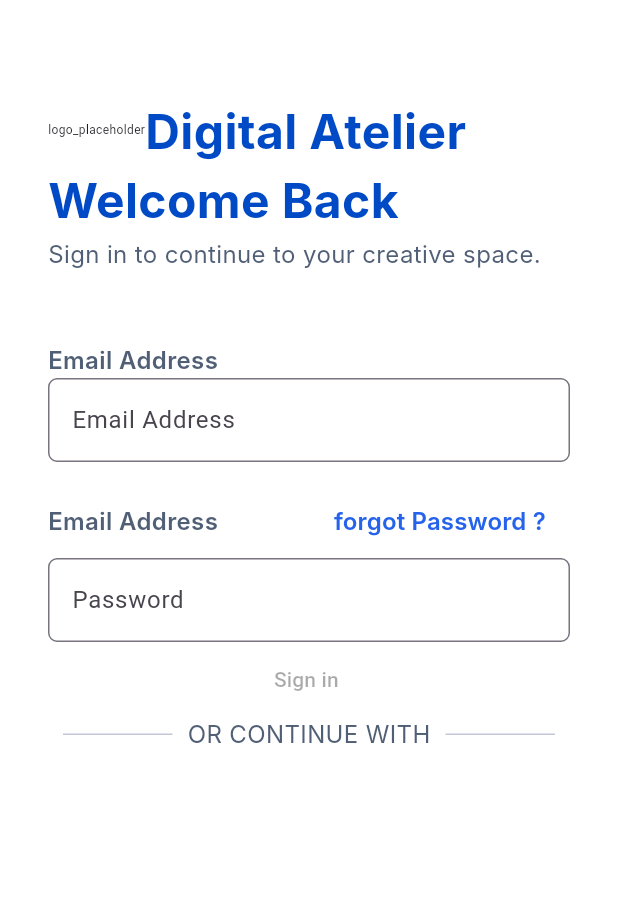
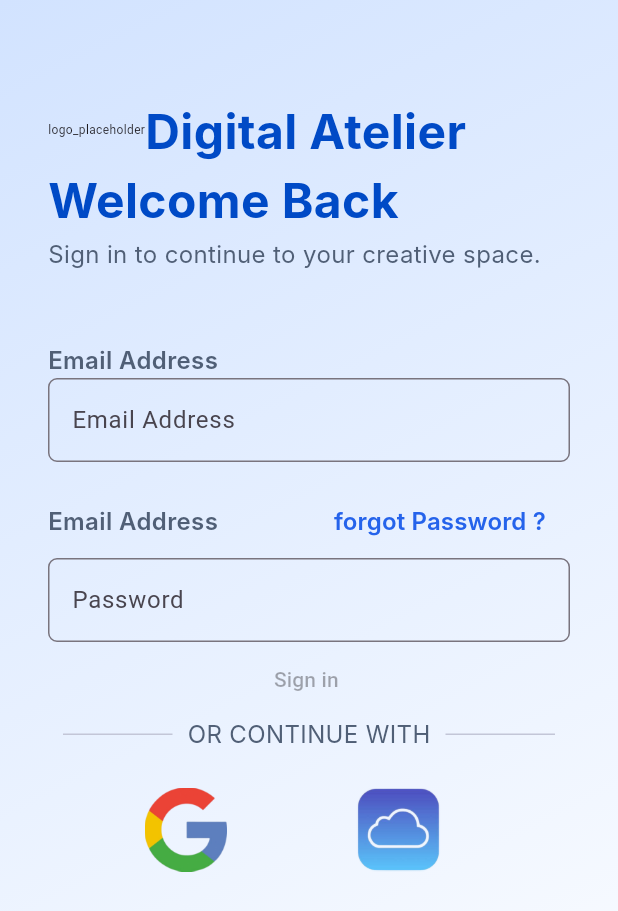
Before and after one commit to Mario-228/local_brand, a Flutter app: the screen it shows after launch, on a phone screen of 412 x 824 dp. Shown: the top 911 px of the screen. Run offline on Flutter 3.47's test engine with Material 3 defaults, Android fonts, the phone set to English and light mode, and no system bars; our stand-ins replace go_router; Roboto replaces fonts that are missing (Inter).

Commit message:
added color variants into the Colros , used them in app

```diff
--- a/lib/core/utils/app_colors/app_colors.dart
+++ b/lib/core/utils/app_colors/app_colors.dart
@@ -22,4 +22,7 @@ abstract class AppColors {
 
   // Extra
   Color get surfaceVariant;
+  //Extra
+  Color get backgroundVariantColorMain;
+  Color get backgroundVariantColorSecondary;
 }
--- a/lib/core/utils/app_colors/dark_colors.dart
+++ b/lib/core/utils/app_colors/dark_colors.dart
@@ -37,10 +37,13 @@ class DarkColors implements AppColors {
 
   // Outline (Ghost)
   @override
-  Color get outlineVariant =>
-      const Color(0xffE2E8F0).withOpacity(0.15);
+  Color get outlineVariant => const Color(0xffE2E8F0).withOpacity(0.15);
 
   // Extra
   @override
   Color get surfaceVariant => const Color(0xff1A2236);
+  @override
+  Color get backgroundVariantColorMain => const Color(0xFF000D21);
+  @override
+  Color get backgroundVariantColorSecondary => const Color(0xFF000000);
 }
--- a/lib/core/utils/app_colors/light_colors.dart
+++ b/lib/core/utils/app_colors/light_colors.dart
@@ -37,10 +37,13 @@ class LightColors implements AppColors {
 
   // Outline
   @override
-  Color get outlineVariant =>
-      const Color(0xff191C1E).withOpacity(0.15);
+  Color get outlineVariant => const Color(0xff191C1E).withOpacity(0.15);
 
   // Extra
   @override
   Color get surfaceVariant => const Color(0xffEEF2F6);
+  @override
+  Color get backgroundVariantColorMain => const Color(0xFFD2E3FF);
+  @override
+  Color get backgroundVariantColorSecondary => const Color(0xFFFFFFFF);
 }
--- a/lib/features/login_screen/presentation/layouts/mobile_login_view.dart
+++ b/lib/features/login_screen/presentation/layouts/mobile_login_view.dart
@@ -1,4 +1,5 @@
 import 'package:flutter/material.dart';
+import 'package:local_brand/core/utils/app_theme/app_theme_colors.dart';
 import 'package:local_brand/features/login_screen/presentation/widgets/login_header.dart';
 import 'package:local_brand/features/login_screen/presentation/widgets/login_screen_form.dart';
 import 'package:local_brand/features/login_screen/presentation/widgets/login_screen_login_options.dart';
@@ -9,7 +10,25 @@ class MobileLoginView extends StatelessWidget {
   @override
   Widget build(BuildContext context) {
     return Scaffold(
-      body: SingleChildScrollView(
+      body: Container(
+        width: double.infinity,
+        height: double.infinity,
+        decoration: BoxDecoration(
+          gradient: LinearGradient(
+            begin: Alignment.topLeft,
+            end: Alignment.bottomRight,
+            colors: [
+              Theme.of(
+                context,
+              ).extension<AppThemeColors>()!.colors.backgroundVariantColorMain,
+              Theme.of(context)
+                  .extension<AppThemeColors>()!
+                  .colors
+                  .backgroundVariantColorSecondary,
+            ],
+          ),
+        ),
+        child: SingleChildScrollView(
           child: Padding(
             padding: const EdgeInsets.fromLTRB(32, 64, 32, 48),
             child: Column(
@@ -18,9 +37,8 @@ class MobileLoginView extends StatelessWidget {
                 const LoginScreenHeader(),
                 LoginScreenForm(),
                 const LoginScreenLoginOptions(),
-
-              //
               ],
+            ),
           ),
         ),
       ),
--- a/lib/features/login_screen/presentation/widgets/login_screen_login_options.dart
+++ b/lib/features/login_screen/presentation/widgets/login_screen_login_options.dart
@@ -1,6 +1,5 @@
 import 'package:flutter/material.dart';
-import 'package:local_brand/core/utils/app_fonts/app_fonts.dart';
-import 'package:local_brand/core/utils/app_theme/app_theme_colors.dart';
+
 import 'package:local_brand/features/login_screen/presentation/widgets/login_screen_login_options_dividor.dart';
 
 class LoginScreenLoginOptions extends StatelessWidget {
@@ -8,6 +7,24 @@ class LoginScreenLoginOptions extends StatelessWidget {
 
   @override
   Widget build(BuildContext context) {
-    return Column(children: [LoginOptionsDividerLine()]);
+    return Column(
+      children: [
+        LoginOptionsDividerLine(),
+        SizedBox(height: 24),
+        Row(
+          mainAxisAlignment: MainAxisAlignment.spaceEvenly,
+          children: [
+            SizedBox(
+              height: 56,
+              child: Image.asset("assets/images/Google_logo.png"),
+            ),
+            SizedBox(
+              height: 56,
+              child: Image.asset("assets/images/Icloud_Logo.png"),
+            ),
+          ],
+        ),
+      ],
+    );
   }
 }
```
Lines whose indentation alone changed are shown as unchanged.
